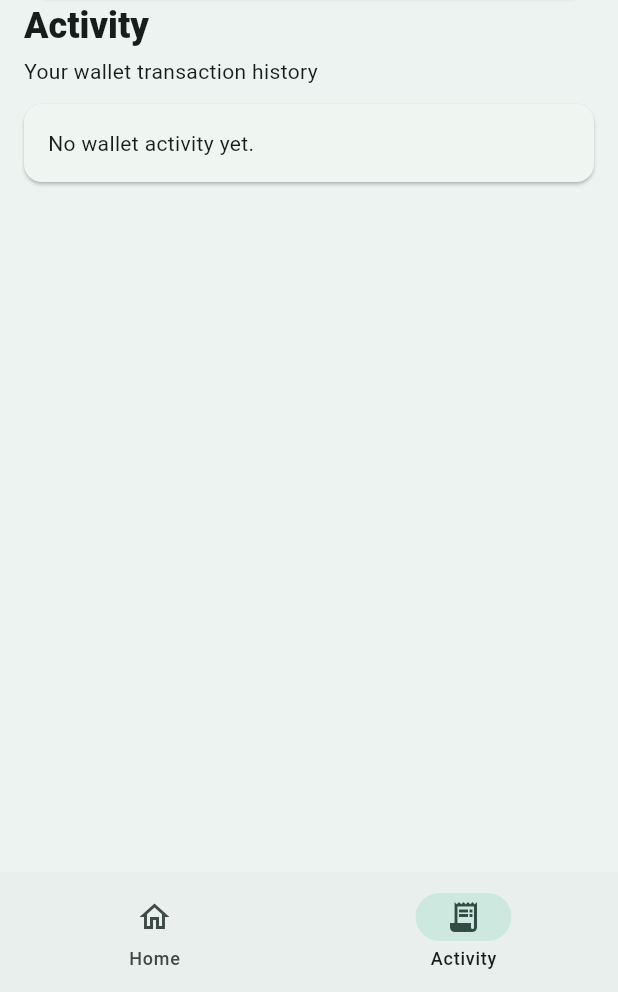
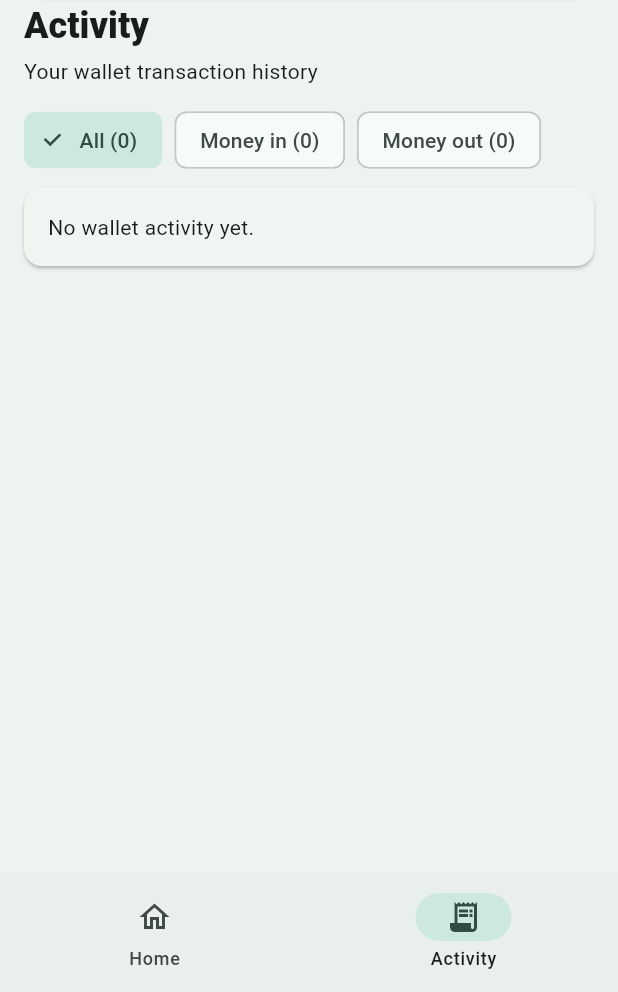
Before and after one commit to praveen-jr-tech/ideal-octo-happiness, a Flutter app: the StudentHomeScreen screen opened directly, item 2 of the bottom bar chosen, on a phone screen of 412 x 824 dp, the part 244-1236 px from its top. Run offline on Flutter 3.47's test engine with Material 3 defaults, Android fonts, the phone set to English and light mode, and no system bars; our stand-ins replace qr_flutter, shared_preferences; accounts and stored records are empty; network calls fail.

Commit message:
Add transaction filters to wallet activity
Co-authored-by: Copilot <223556219+Copilot@users.noreply.github.com>

```diff
--- a/student_app/lib/main.dart
+++ b/student_app/lib/main.dart
@@ -485,6 +485,7 @@ class _StudentHomeScreenState extends State<StudentHomeScreen> {
   Timer? _receiveExpiryTimer;
   Timer? _friendSearchTimer;
   int selectedTab = 0;
+  String _activityFilter = 'All';
   bool friendsBusy = false;
   bool nfcAvailable = false;
   bool nfcHostCardEmulationAvailable = false;
@@ -493,6 +494,13 @@ class _StudentHomeScreenState extends State<StudentHomeScreen> {
   bool receivingByNfc = false;
 
   String rupees(dynamic paise) => '₹${(Money.paise(paise) / 100).toStringAsFixed(2)}';
+
+  List<dynamic> get _filteredLedger => ledger.where((row) {
+        final amount = Money.paise(row['amount_paise']);
+        return _activityFilter == 'All' ||
+            (_activityFilter == 'Money in' && amount >= 0) ||
+            (_activityFilter == 'Money out' && amount < 0);
+      }).toList();
 
   Future<void> showWalletScore() async {
     final cutoff = DateTime.now().toUtc().subtract(const Duration(days: 30));
@@ -1225,6 +1233,9 @@ class _StudentHomeScreenState extends State<StudentHomeScreen> {
   }
 
   Widget _activityContent() {
+    final incomingCount = ledger.where((row) => Money.paise(row['amount_paise']) >= 0).length;
+    final outgoingCount = ledger.length - incomingCount;
+    final entries = _filteredLedger;
     return Column(
       crossAxisAlignment: CrossAxisAlignment.stretch,
       children: [
@@ -1232,13 +1243,37 @@ class _StudentHomeScreenState extends State<StudentHomeScreen> {
         const SizedBox(height: 4),
         const Text('Your wallet transaction history'),
         const SizedBox(height: 12),
+        Wrap(
+          spacing: 8,
+          children: [
+            ChoiceChip(
+              label: Text('All (${ledger.length})'),
+              selected: _activityFilter == 'All',
+              onSelected: (_) => setState(() => _activityFilter = 'All'),
+            ),
+            ChoiceChip(
+              label: Text('Money in ($incomingCount)'),
+              selected: _activityFilter == 'Money in',
+              onSelected: (_) => setState(() => _activityFilter = 'Money in'),
+            ),
+            ChoiceChip(
+              label: Text('Money out ($outgoingCount)'),
+              selected: _activityFilter == 'Money out',
+              onSelected: (_) => setState(() => _activityFilter = 'Money out'),
+            ),
+          ],
+        ),
+        const SizedBox(height: 8),
         Card(
           margin: EdgeInsets.zero,
-          child: ledger.isEmpty
-              ? const Padding(padding: EdgeInsets.all(16), child: Text('No wallet activity yet.'))
+          child: entries.isEmpty
+              ? Padding(
+                  padding: const EdgeInsets.all(16),
+                  child: Text(ledger.isEmpty ? 'No wallet activity yet.' : 'No ${_activityFilter.toLowerCase()} transactions yet.'),
+                )
               : Column(
                   children: [
-                    for (final row in ledger)
+                    for (final row in entries)
                       ListTile(
                         leading: CircleAvatar(
                           backgroundColor: row['amount_paise'] is num && (row['amount_paise'] as num) < 0
```
Also changed, not shown: 1 other file.
